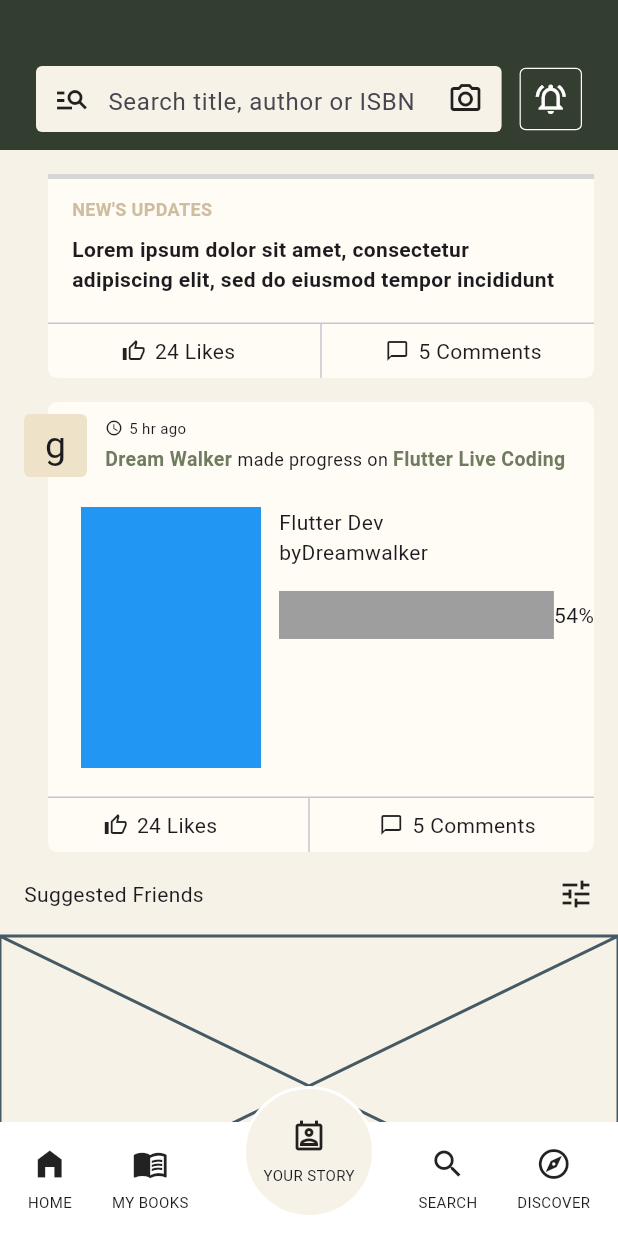
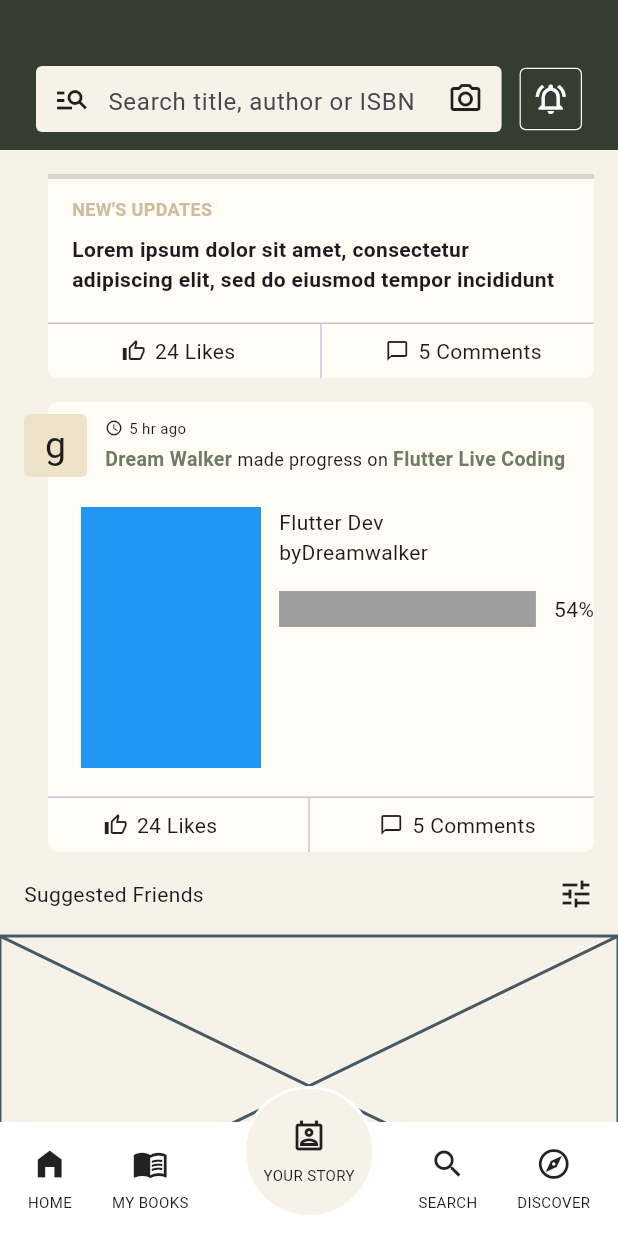
Before and after one commit to JAICHANGPARK/flutter_notebook_chapter_43, a Flutter app: the NewsFeedHomePage screen opened directly, scrolled down 164 dp, on a phone screen of 412 x 824 dp. Run offline on Flutter 3.47's test engine with Material 3 defaults, Android fonts, the phone set to English and light mode, and no system bars; our stand-ins replace gap, hugeicons; network calls fail; grey boxes are pictures that could not be loaded.

Commit message:
Update news_feed_home_page.dart

```diff
--- a/lib/ep2163_newsfeed_app/views/news_feed_home_page.dart
+++ b/lib/ep2163_newsfeed_app/views/news_feed_home_page.dart
@@ -341,10 +341,11 @@ class _NewsFeedHomePageState extends State<NewsFeedHomePage> {
                                                             ),
                                                           ),
                                                           Row(
+                                                            spacing: 12,
                                                             children: [
                                                               Expanded(
                                                                 child: Container(
-                                                                  height: 32,
+                                                                  height: 24,
                                                                   margin: EdgeInsets.symmetric(vertical: 16),
                                                                   decoration: BoxDecoration(
                                                                     color: Colors.grey,
```
